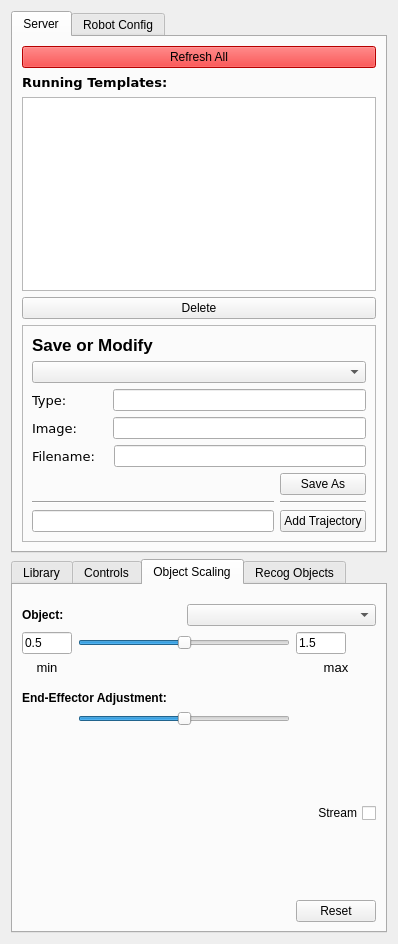
Above: rviz_affordance_template_panel/ui/rviz_affordance_template_panel.ui from atomoclast/affordance_templates before the change. Below: the same form after it.
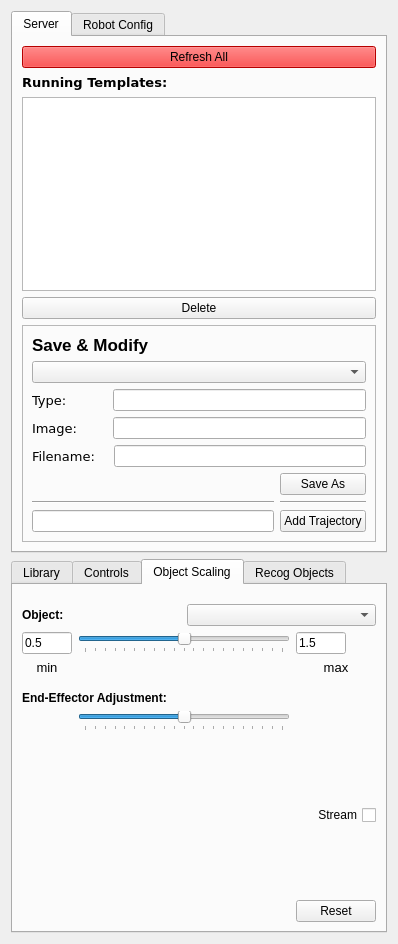
That is the form after the change. The open tabs and pages were chosen to show the change. Icons and pictures are not drawn.

Commit message: added tick marks to sliders

```diff
--- a/rviz_affordance_template_panel/ui/rviz_affordance_template_panel.ui
+++ b/rviz_affordance_template_panel/ui/rviz_affordance_template_panel.ui
@@ -247,7 +247,7 @@
                </font>
               </property>
               <property name="text">
-               <string>Save or Modify</string>
+               <string>Save &amp; Modify</string>
               </property>
              </widget>
             </item>
@@ -1587,6 +1587,9 @@
          <property name="orientation">
           <enum>Qt::Horizontal</enum>
          </property>
+         <property name="tickPosition">
+          <enum>QSlider::TicksBelow</enum>
+         </property>
         </widget>
        </item>
        <item row="1" column="2" colspan="2">
@@ -1659,6 +1662,9 @@
          <property name="orientation">
           <enum>Qt::Horizontal</enum>
          </property>
+         <property name="tickPosition">
+          <enum>QSlider::TicksBelow</enum>
+         </property>
         </widget>
        </item>
        <item row="1" column="0" colspan="2">
```
Left out of the diff: 2 changed lines with no effect on the pictures.
